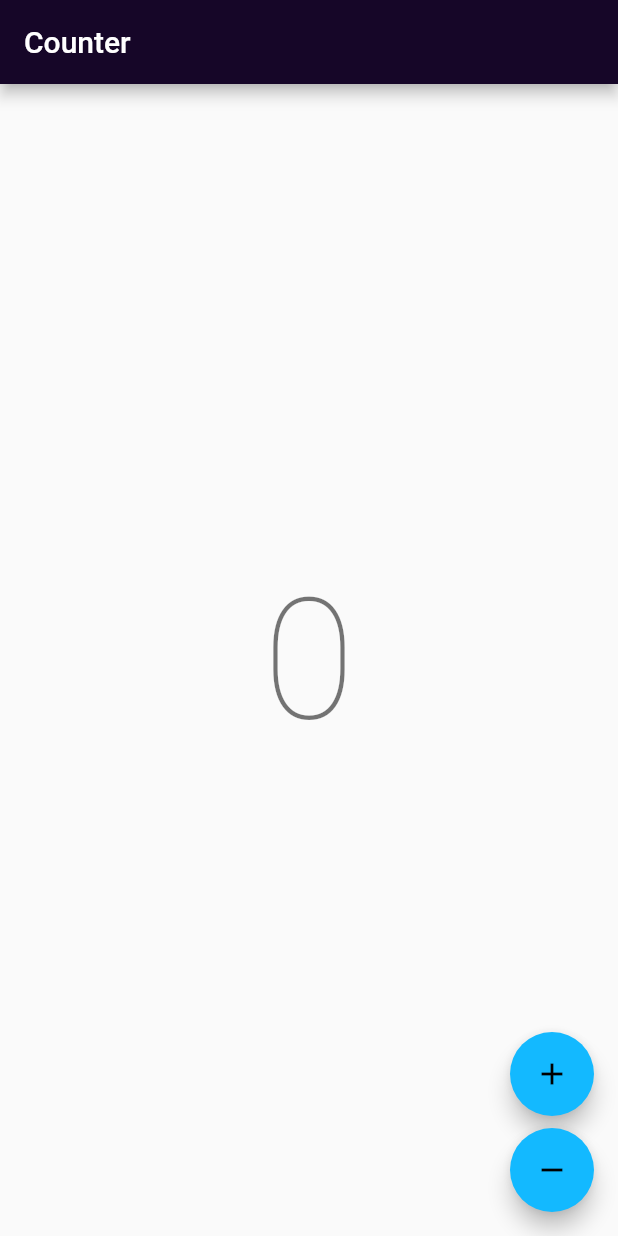
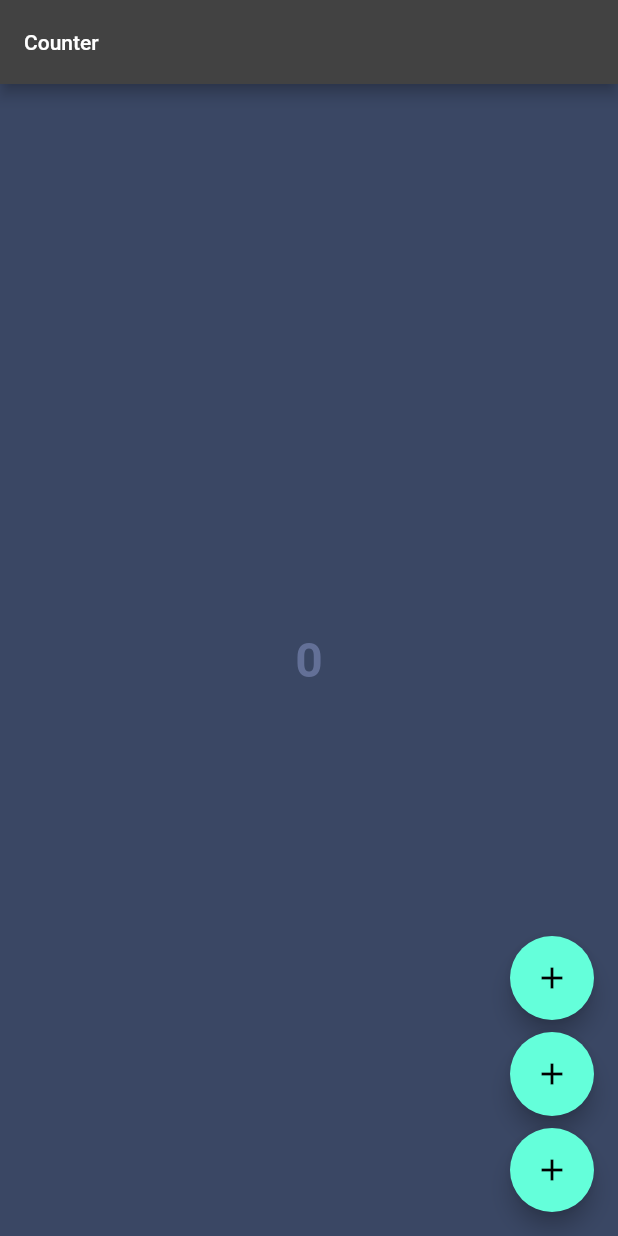
Before and after one commit to mulieriq/Simple-Calculator, a Flutter app: the screen it shows after launch, on a phone screen of 412 x 824 dp. Run offline on Flutter 3.47's test engine with Material 2 defaults, Android fonts, the phone set to English and light mode, and no system bars; our stand-ins replace bloc, flutter_bloc, freezed_annotation, google_fonts, hydrated_bloc; generated files the repository leaves out were written again.

Commit message:
refactor(boya): :art: improved theming <>  Theme is now persisted and changes dynamically

```diff
--- a/calculator_app/lib/app/view/app.dart
+++ b/calculator_app/lib/app/view/app.dart
@@ -1,24 +1,32 @@
 import 'package:calculator_app/core/platform/l10n/l10n.dart';
-import 'package:calculator_app/core/presentation/theme/color_palette.dart';
+import 'package:calculator_app/core/presentation/state/theme_cubit/preferred_theme_cubit.dart';
+import 'package:calculator_app/core/presentation/theme/themes.dart';
 import 'package:calculator_app/features/counter/counter.dart';
 import 'package:flutter/material.dart';
+import 'package:flutter_bloc/flutter_bloc.dart';
 
 class App extends StatelessWidget {
   const App({super.key});
 
   @override
   Widget build(BuildContext context) {
-    return MaterialApp(
-      theme: ThemeData(
-        appBarTheme:
-            AppBarTheme(color: ColorPalette.veryDarkVioletMainBackground),
-        colorScheme: ColorScheme.fromSwatch(
-          accentColor: const Color(0xFF13B9FF),
+    return MultiBlocProvider(
+      providers: [
+        BlocProvider(
+          create: (context) => PreferredThemeCubit(),
+        ),
+        BlocProvider(
+          create: (context) => CounterCubit(),
+        ),
+      ],
+      child: BlocBuilder<PreferredThemeCubit, PreferredThemeCubitState>(
+        builder: (context, state) => MaterialApp(
+          theme: Themes.themeData[state.theme],
+          localizationsDelegates: AppLocalizations.localizationsDelegates,
+          supportedLocales: AppLocalizations.supportedLocales,
+          home: const CounterPage(),
         ),
       ),
-      localizationsDelegates: AppLocalizations.localizationsDelegates,
-      supportedLocales: AppLocalizations.supportedLocales,
-      home: const CounterPage(),
     );
   }
 }
--- a/calculator_app/lib/core/platform/utils/utils.dart
+++ b/calculator_app/lib/core/platform/utils/utils.dart
@@ -1,2 +1 @@
 export './color_transformer.dart';
-export './images.dart';
--- a/calculator_app/lib/core/presentation/presentation.dart
+++ b/calculator_app/lib/core/presentation/presentation.dart
@@ -0,0 +1,2 @@
+export './state/state.dart';
+export './theme/theme.dart';
--- /dev/null
+++ b/calculator_app/lib/core/presentation/state/state.dart
@@ -0,0 +1 @@
+export './theme_cubit/theme_cubit.dart';
--- a/calculator_app/lib/core/presentation/state/theme_cubit/preferred_theme_cubit.dart
+++ b/calculator_app/lib/core/presentation/state/theme_cubit/preferred_theme_cubit.dart
@@ -1,16 +1,17 @@
-import 'package:calculator_app/core/presentation/theme/theme.dart';
+import 'package:calculator_app/core/core.dart';
 import 'package:freezed_annotation/freezed_annotation.dart';
 import 'package:hydrated_bloc/hydrated_bloc.dart';
 
 part 'preferred_theme_cubit.freezed.dart';
 part 'preferred_theme_state.dart';
 
-class PreferredThemeCubitCubit extends HydratedCubit<PreferredThemeCubitState> {
-  PreferredThemeCubitCubit({PreferredThemeCubitState? state})
+class PreferredThemeCubit extends HydratedCubit<PreferredThemeCubitState> {
+  PreferredThemeCubit({PreferredThemeCubitState? state})
       : super(state ?? PreferredThemeCubitState.desaturatedBlueTheme());
 
-  void updateTheme(PreferredTheme theme) =>
-      emit(PreferredThemeCubitState(theme: theme));
+  void updateTheme(PreferredTheme theme) {
+    emit(PreferredThemeCubitState(theme: theme));
+  }
 
   @override
   PreferredThemeCubitState? fromJson(Map<String, dynamic> json) {
--- /dev/null
+++ b/calculator_app/lib/core/presentation/state/theme_cubit/theme_cubit.dart
@@ -0,0 +1 @@
+export './preferred_theme_cubit.dart';
--- a/calculator_app/lib/core/presentation/theme/themes.dart
+++ b/calculator_app/lib/core/presentation/theme/themes.dart
@@ -5,7 +5,7 @@ import 'package:google_fonts/google_fonts.dart';
 enum PreferredTheme { desaturatedBlueTheme, lightGrayTheme, darkVioletTheme }
 
 class Themes {
-  final Map<PreferredTheme, ThemeData> themeData = {
+    static Map<PreferredTheme, ThemeData> themeData = {
     PreferredTheme.desaturatedBlueTheme: desaturatedBlueTheme(),
     PreferredTheme.lightGrayTheme: lightGrayTheme(),
     PreferredTheme.darkVioletTheme: darkVioletTheme()
--- a/calculator_app/lib/features/counter/view/counter_page.dart
+++ b/calculator_app/lib/features/counter/view/counter_page.dart
@@ -1,4 +1,4 @@
-import 'package:calculator_app/core/platform/l10n/l10n.dart';
+import 'package:calculator_app/core/core.dart';
 import 'package:calculator_app/features/counter/counter.dart';
 import 'package:flutter/material.dart';
 import 'package:flutter_bloc/flutter_bloc.dart';
@@ -8,10 +8,7 @@ class CounterPage extends StatelessWidget {
 
   @override
   Widget build(BuildContext context) {
-    return BlocProvider(
-      create: (_) => CounterCubit(),
-      child: const CounterView(),
-    );
+    return const CounterView();
   }
 }
 
@@ -22,20 +19,37 @@ class CounterView extends StatelessWidget {
   Widget build(BuildContext context) {
     final l10n = context.l10n;
     return Scaffold(
-      appBar: AppBar(title: Text(l10n.counterAppBarTitle)),
+      backgroundColor: Theme.of(context).primaryColor,
+      appBar: AppBar(
+        title: Text(
+          l10n.counterAppBarTitle,
+          style: Theme.of(context).textTheme.bodyLarge,
+        ),
+      ),
       body: const Center(child: CounterText()),
       floatingActionButton: Column(
         mainAxisAlignment: MainAxisAlignment.end,
         crossAxisAlignment: CrossAxisAlignment.end,
         children: [
           FloatingActionButton(
-            onPressed: () => context.read<CounterCubit>().increment(),
+            onPressed: () => context
+                .read<PreferredThemeCubit>()
+                .updateTheme(PreferredTheme.desaturatedBlueTheme),
             child: const Icon(Icons.add),
           ),
           const SizedBox(height: 8),
           FloatingActionButton(
-            onPressed: () => context.read<CounterCubit>().decrement(),
-            child: const Icon(Icons.remove),
+            onPressed: () => context
+                .read<PreferredThemeCubit>()
+                .updateTheme(PreferredTheme.lightGrayTheme),
+            child: const Icon(Icons.add),
+          ),
+          const SizedBox(height: 8),
+          FloatingActionButton(
+            onPressed: () => context
+                .read<PreferredThemeCubit>()
+                .updateTheme(PreferredTheme.darkVioletTheme),
+            child: const Icon(Icons.add),
           ),
         ],
       ),
```
Also changed, not shown: calculator_app/lib/app/bootstrap.dart (+8 -1 lines), calculator_app/lib/core/platform/utils/images.dart (deleted, +0 -7 lines), calculator_app/lib/core/presentation/state/status.dart (deleted, +0 -27 lines), calculator_app/lib/core/presentation/state/status.freezed.dart (deleted), calculator_app/lib/features/calculator/calculator.dart (line endings or trailing spaces).
